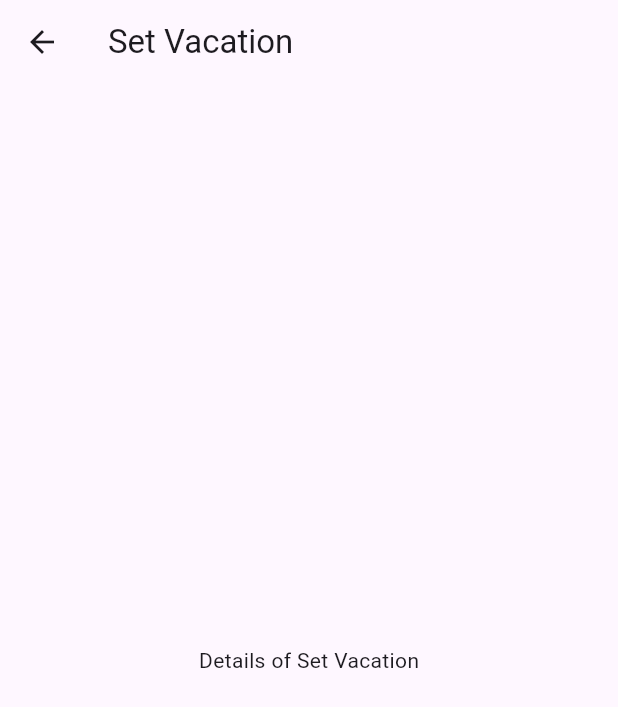
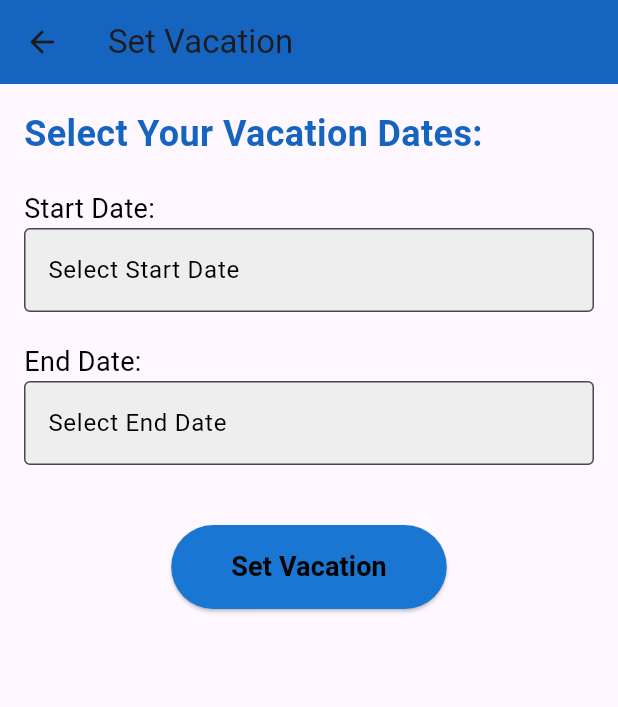
Before and after one commit to SanjanaNerella18/naturalvita, a Flutter app: the SetVacationPage screen opened directly, on a phone screen of 412 x 824 dp. Shown: the top 707 px of the screen. Run offline on Flutter 3.47's test engine with Material 3 defaults, Android fonts, the light colour scheme and no system bars.

Commit message:
menu and vacation are modified

```diff
--- a/lib/menu_page.dart
+++ b/lib/menu_page.dart
@@ -1,4 +1,6 @@
 import 'package:flutter/material.dart';
+import 'package:naturalvita/set_vacation_page.dart';
+
 
 void main() => runApp(MyApp());
 
@@ -113,15 +115,16 @@ class MyPlanPage extends StatelessWidget {
   }
 }
 
-class SetVacationPage extends StatelessWidget {
-  @override
-  Widget build(BuildContext context) {
-    return Scaffold(
-      appBar: AppBar(title: Text('Set Vacation')),
-      body: Center(child: Text('Details of Set Vacation')),
-    );
-  }
-}
+// class SetVacationPage extends StatelessWidget {
+//   @override
+//   Widget build(BuildContext context) {
+//     return Scaffold(
+//       appBar: AppBar(title: Text('Set Vacation')),
+//       body: Center(child: Text('Details of Set Vacation')),
+//     );
+//   }
+// }
+
 
 class MyOrdersPage extends StatelessWidget {
   @override
--- a/lib/set_vacation_page.dart
+++ b/lib/set_vacation_page.dart
@@ -42,7 +42,10 @@ class _SetVacationPageState extends State<SetVacationPage> {
   @override
   Widget build(BuildContext context) {
     return Scaffold(
-      appBar: AppBar(title: Text('Set Vacation')),
+      appBar: AppBar(
+        title: Text('Set Vacation'),
+        backgroundColor: Colors.blue[800]!,  // Dark blue AppBar
+      ),
       body: Padding(
         padding: const EdgeInsets.all(16.0),
         child: Column(
@@ -50,21 +53,27 @@ class _SetVacationPageState extends State<SetVacationPage> {
           children: [
             Text(
               'Select Your Vacation Dates:',
-              style: TextStyle(fontSize: 22, fontWeight: FontWeight.bold, color: Colors.blue),
+              style: TextStyle(
+                fontSize: 24,
+                fontWeight: FontWeight.bold,
+                color: Colors.blue[800]!, // Blue color for the heading
+              ),
             ),
             SizedBox(height: 20),
 
             // Start Date
-            Text('Start Date:', style: TextStyle(fontSize: 16)),
+            Text('Start Date:', style: TextStyle(fontSize: 18, color: Colors.black)),
             GestureDetector(
               onTap: () => _selectDate(context, true),
               child: AbsorbPointer(
                 child: TextFormField(
                   decoration: InputDecoration(
+                    filled: true,
+                    fillColor: Colors.grey[200]!,  // Light grey background for text fields
                     labelText: _startDate == null ? 'Select Start Date' : _formatDate(_startDate!),
-                    labelStyle: TextStyle(color: Colors.blue),
+                    labelStyle: TextStyle(color: Colors.black),
                     focusedBorder: OutlineInputBorder(
-                      borderSide: BorderSide(color: Colors.blue),
+                      borderSide: BorderSide(color: Colors.blue[800]!, width: 2),
                     ),
                     border: OutlineInputBorder(),
                   ),
@@ -74,16 +83,18 @@ class _SetVacationPageState extends State<SetVacationPage> {
             SizedBox(height: 20),
 
             // End Date
-            Text('End Date:', style: TextStyle(fontSize: 16)),
+            Text('End Date:', style: TextStyle(fontSize: 18, color: Colors.black)),
             GestureDetector(
               onTap: () => _selectDate(context, false),
               child: AbsorbPointer(
                 child: TextFormField(
                   decoration: InputDecoration(
+                    filled: true,
+                    fillColor: Colors.grey[200]!,  // Light grey background for text fields
                     labelText: _endDate == null ? 'Select End Date' : _formatDate(_endDate!),
-                    labelStyle: TextStyle(color: Colors.blue),
+                    labelStyle: TextStyle(color: Colors.black),
                     focusedBorder: OutlineInputBorder(
-                      borderSide: BorderSide(color: Colors.blue),
+                      borderSide: BorderSide(color: Colors.blue[800]!, width: 2),
                     ),
                     border: OutlineInputBorder(),
                   ),
@@ -107,10 +118,11 @@ class _SetVacationPageState extends State<SetVacationPage> {
                   }
                 },
                 style: ElevatedButton.styleFrom(
-                  backgroundColor: Colors.blue, // Button color
+                  backgroundColor: Colors.blue[700]!, // Blue button color
                   padding: EdgeInsets.symmetric(horizontal: 40, vertical: 15),
+                  shape: RoundedRectangleBorder(borderRadius: BorderRadius.circular(30)), // Rounded corners
                 ),
-                child: Text('Set Vacation', style: TextStyle(fontSize: 18)),
+                child: Text('Set Vacation', style: TextStyle(fontSize: 18, fontWeight: FontWeight.bold, color: Colors.black)),
               ),
             ),
           ],
```
